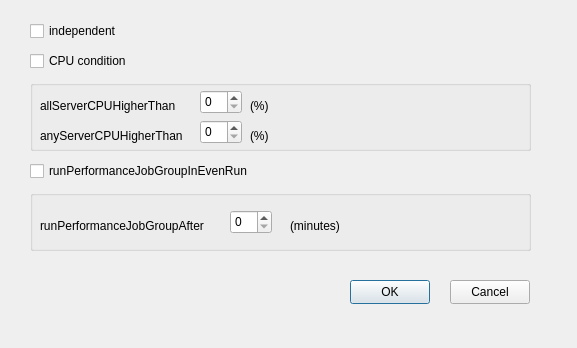
Above: QtNodeEditor/Source/ConnectionPopupWindow.ui from kiraYuukiAsuna/QtNodeEditorDemo before the change. Below: the same form after it.
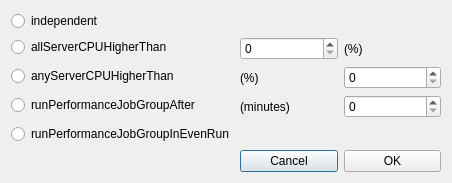
That is the form after the change.

The edit to the form file:
```diff
--- a/QtNodeEditor/Source/ConnectionPopupWindow.ui
+++ b/QtNodeEditor/Source/ConnectionPopupWindow.ui
@@ -6,225 +6,114 @@
    <rect>
     <x>0</x>
     <y>0</y>
-    <width>577</width>
-    <height>348</height>
+    <width>452</width>
+    <height>182</height>
    </rect>
   </property>
   <property name="windowTitle">
    <string>Settings</string>
   </property>
-  <widget class="QCheckBox" name="independent">
-   <property name="geometry">
-    <rect>
-     <x>30</x>
-     <y>20</y>
-     <width>101</width>
-     <height>22</height>
-    </rect>
-   </property>
+  <layout class="QVBoxLayout" name="verticalLayout">
+   <item>
+    <layout class="QFormLayout" name="formLayout">
+     <item row="0" column="0">
+      <widget class="QRadioButton" name="independent">
    <property name="text">
-    <string>independent </string>
-   </property>
-  </widget>
-  <widget class="QGroupBox" name="groupBox">
-   <property name="geometry">
-    <rect>
-     <x>30</x>
-     <y>80</y>
-     <width>501</width>
-     <height>71</height>
-    </rect>
-   </property>
-   <property name="title">
-    <string/>
-   </property>
-   <widget class="QLabel" name="label">
-    <property name="geometry">
-     <rect>
-      <x>10</x>
-      <y>10</y>
-      <width>151</width>
-      <height>31</height>
-     </rect>
-    </property>
+        <string>independent</string>
+       </property>
+      </widget>
+     </item>
+     <item row="1" column="0">
+      <widget class="QRadioButton" name="allServerCPUHigherThan_2">
     <property name="text">
      <string>allServerCPUHigherThan</string>
     </property>
    </widget>
-   <widget class="QSpinBox" name="allServerCPUHigherThan">
-    <property name="geometry">
-     <rect>
-      <x>170</x>
-      <y>10</y>
-      <width>42</width>
-      <height>24</height>
-     </rect>
-    </property>
-   </widget>
+     </item>
+     <item row="1" column="1">
+      <layout class="QHBoxLayout" name="horizontalLayout_2">
+       <item>
+        <widget class="QSpinBox" name="allServerCPUHigherThan"/>
+       </item>
+       <item>
    <widget class="QLabel" name="label_2">
-    <property name="geometry">
-     <rect>
-      <x>220</x>
-      <y>10</y>
-      <width>31</width>
-      <height>31</height>
-     </rect>
-    </property>
     <property name="text">
      <string>(%)</string>
     </property>
    </widget>
-   <widget class="QSpinBox" name="anyServerCPUHigherThan">
-    <property name="geometry">
-     <rect>
-      <x>170</x>
-      <y>40</y>
-      <width>42</width>
-      <height>24</height>
-     </rect>
-    </property>
-   </widget>
-   <widget class="QLabel" name="label_3">
-    <property name="geometry">
-     <rect>
-      <x>220</x>
-      <y>40</y>
-      <width>31</width>
-      <height>31</height>
-     </rect>
-    </property>
-    <property name="text">
-     <string>(%)</string>
-    </property>
-   </widget>
-   <widget class="QLabel" name="label_4">
-    <property name="geometry">
-     <rect>
-      <x>10</x>
-      <y>40</y>
-      <width>151</width>
-      <height>31</height>
-     </rect>
-    </property>
+       </item>
+      </layout>
+     </item>
+     <item row="2" column="0">
+      <widget class="QRadioButton" name="anyServerCPUHigherThan_2">
     <property name="text">
      <string>anyServerCPUHigherThan</string>
     </property>
    </widget>
-  </widget>
-  <widget class="QCheckBox" name="cpu_condition">
-   <property name="geometry">
-    <rect>
-     <x>30</x>
-     <y>50</y>
-     <width>111</width>
-     <height>22</height>
-    </rect>
-   </property>
+     </item>
+     <item row="2" column="1">
+      <layout class="QHBoxLayout" name="horizontalLayout_3">
+       <item>
+        <widget class="QLabel" name="label_3">
    <property name="text">
-    <string>CPU condition</string>
-   </property>
-  </widget>
-  <widget class="QGroupBox" name="groupBox_2">
-   <property name="geometry">
-    <rect>
-     <x>30</x>
-     <y>190</y>
-     <width>501</width>
-     <height>61</height>
-    </rect>
-   </property>
-   <property name="title">
-    <string/>
-   </property>
-   <widget class="QLabel" name="label_8">
-    <property name="geometry">
-     <rect>
-      <x>260</x>
-      <y>20</y>
-      <width>61</width>
-      <height>31</height>
-     </rect>
-    </property>
-    <property name="text">
-     <string>(minutes)</string>
-    </property>
-   </widget>
-   <widget class="QLabel" name="label_7">
-    <property name="geometry">
-     <rect>
-      <x>10</x>
-      <y>20</y>
-      <width>231</width>
-      <height>31</height>
-     </rect>
-    </property>
+          <string>(%)</string>
+         </property>
+        </widget>
+       </item>
+       <item>
+        <widget class="QSpinBox" name="anyServerCPUHigherThan"/>
+       </item>
+      </layout>
+     </item>
+     <item row="3" column="0">
+      <widget class="QRadioButton" name="runPerformanceJobGroupAfter_2">
     <property name="text">
      <string>runPerformanceJobGroupAfter</string>
     </property>
    </widget>
-   <widget class="QSpinBox" name="runPerformanceJobGroupAfter">
-    <property name="geometry">
-     <rect>
-      <x>200</x>
-      <y>20</y>
-      <width>42</width>
-      <height>24</height>
-     </rect>
-    </property>
-   </widget>
-  </widget>
-  <widget class="QLabel" name="label_6">
-   <property name="geometry">
-    <rect>
-     <x>70</x>
-     <y>240</y>
-     <width>231</width>
-     <height>31</height>
-    </rect>
-   </property>
+     </item>
+     <item row="3" column="1">
+      <layout class="QHBoxLayout" name="horizontalLayout_4">
+       <item>
+        <widget class="QLabel" name="label_9">
    <property name="text">
-    <string/>
-   </property>
-  </widget>
-  <widget class="QCheckBox" name="runPerformanceJobGroupEvenRun">
-   <property name="geometry">
-    <rect>
-     <x>30</x>
-     <y>160</y>
-     <width>231</width>
-     <height>22</height>
-    </rect>
-   </property>
+          <string>(minutes)</string>
+         </property>
+        </widget>
+       </item>
+       <item>
+        <widget class="QSpinBox" name="runPerformanceJobGroupAfter"/>
+       </item>
+      </layout>
+     </item>
+     <item row="4" column="0">
+      <widget class="QRadioButton" name="runPerformanceJobGroupInEvenRun">
    <property name="text">
     <string>runPerformanceJobGroupInEvenRun</string>
    </property>
   </widget>
-  <widget class="QPushButton" name="OkBtn">
-   <property name="geometry">
-    <rect>
-     <x>350</x>
-     <y>280</y>
-     <width>80</width>
-     <height>24</height>
-    </rect>
-   </property>
-   <property name="text">
-    <string>OK</string>
-   </property>
-  </widget>
+     </item>
+     <item row="5" column="1">
+      <layout class="QHBoxLayout" name="horizontalLayout_6">
+       <item>
   <widget class="QPushButton" name="CancelBtn">
-   <property name="geometry">
-    <rect>
-     <x>450</x>
-     <y>280</y>
-     <width>80</width>
-     <height>24</height>
-    </rect>
-   </property>
    <property name="text">
     <string>Cancel</string>
    </property>
   </widget>
+       </item>
+       <item>
+        <widget class="QPushButton" name="OkBtn">
+         <property name="text">
+          <string>OK</string>
+         </property>
+        </widget>
+       </item>
+      </layout>
+     </item>
+    </layout>
+   </item>
+  </layout>
  </widget>
  <resources/>
  <connections/>
```
Lines whose indentation alone changed are shown as unchanged.
